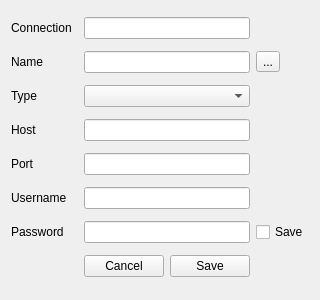
First picture: the form in DbConnectionForm.ui, repository mosling/SQLReport, before the edit.
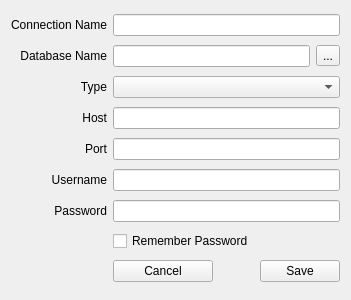
Second picture: the form after the edit.

Commit message: add static utility class, bugfix db connection handling

Diff of the .ui file:
```diff
--- a/DbConnectionForm.ui
+++ b/DbConnectionForm.ui
@@ -14,61 +14,134 @@
    <string>Form</string>
   </property>
   <layout class="QGridLayout" name="gridLayout">
-   <item row="2" column="1" colspan="2">
-    <widget class="QComboBox" name="cbDbType"/>
-   </item>
-   <item row="2" column="0">
-    <widget class="QLabel" name="label">
-     <property name="text">
-      <string>Type</string>
-     </property>
-    </widget>
-   </item>
    <item row="7" column="1">
+    <widget class="QCheckBox" name="checkBoxPasswordSave">
+     <property name="text">
+      <string>Remember Password</string>
+     </property>
+    </widget>
+   </item>
+   <item row="6" column="1" colspan="3">
+    <widget class="QLineEdit" name="lineEditPassword">
+     <property name="echoMode">
+      <enum>QLineEdit::PasswordEchoOnEdit</enum>
+     </property>
+    </widget>
+   </item>
+   <item row="8" column="1">
     <widget class="QPushButton" name="pushButtonCancel">
+     <property name="sizePolicy">
+      <sizepolicy hsizetype="Fixed" vsizetype="Fixed">
+       <horstretch>0</horstretch>
+       <verstretch>0</verstretch>
+      </sizepolicy>
+     </property>
+     <property name="maximumSize">
+      <size>
+       <width>100</width>
+       <height>16777215</height>
+      </size>
+     </property>
      <property name="text">
       <string>Cancel</string>
      </property>
     </widget>
    </item>
-   <item row="1" column="1" colspan="2">
-    <widget class="QLineEdit" name="lineEditDbName"/>
-   </item>
-   <item row="6" column="0">
-    <widget class="QLabel" name="labelPassword">
-     <property name="text">
-      <string>Password</string>
+   <item row="8" column="2" colspan="2">
+    <widget class="QPushButton" name="pushButtonExit">
+     <property name="sizePolicy">
+      <sizepolicy hsizetype="Fixed" vsizetype="Fixed">
+       <horstretch>0</horstretch>
+       <verstretch>0</verstretch>
+      </sizepolicy>
      </property>
-    </widget>
-   </item>
-   <item row="0" column="1" colspan="2">
-    <widget class="QLineEdit" name="lineEditName"/>
-   </item>
-   <item row="6" column="3">
-    <widget class="QCheckBox" name="checkBoxPasswordSave">
+     <property name="maximumSize">
+      <size>
+       <width>100</width>
+       <height>16777215</height>
+      </size>
+     </property>
      <property name="text">
       <string>Save</string>
      </property>
     </widget>
    </item>
+   <item row="4" column="1" colspan="3">
+    <widget class="QLineEdit" name="lineEditPort"/>
+   </item>
    <item row="4" column="0">
     <widget class="QLabel" name="labelPort">
      <property name="text">
       <string>Port</string>
      </property>
+     <property name="alignment">
+      <set>Qt::AlignRight|Qt::AlignTrailing|Qt::AlignVCenter</set>
+     </property>
     </widget>
    </item>
+   <item row="5" column="1" colspan="3">
+    <widget class="QLineEdit" name="lineEditUser"/>
+   </item>
+   <item row="6" column="0">
+    <widget class="QLabel" name="labelPassword">
+     <property name="text">
+      <string>Password</string>
+     </property>
+     <property name="alignment">
+      <set>Qt::AlignRight|Qt::AlignTrailing|Qt::AlignVCenter</set>
+     </property>
+    </widget>
+   </item>
+   <item row="0" column="0">
+    <widget class="QLabel" name="labelName">
+     <property name="text">
+      <string>Connection Name</string>
+     </property>
+     <property name="alignment">
+      <set>Qt::AlignRight|Qt::AlignTrailing|Qt::AlignVCenter</set>
+     </property>
+    </widget>
+   </item>
+   <item row="1" column="3">
+    <widget class="QToolButton" name="toolButtonName">
+     <property name="text">
+      <string>...</string>
+     </property>
+    </widget>
+   </item>
+   <item row="1" column="1" colspan="2">
+    <widget class="QLineEdit" name="lineEditDbName"/>
+   </item>
    <item row="5" column="0">
     <widget class="QLabel" name="labelUser">
      <property name="text">
       <string>Username</string>
      </property>
+     <property name="alignment">
+      <set>Qt::AlignRight|Qt::AlignTrailing|Qt::AlignVCenter</set>
+     </property>
     </widget>
    </item>
-   <item row="7" column="2">
-    <widget class="QPushButton" name="pushButtonExit">
+   <item row="1" column="0">
+    <widget class="QLabel" name="labelDbName">
      <property name="text">
-      <string>Save</string>
+      <string>Database Name</string>
+     </property>
+     <property name="alignment">
+      <set>Qt::AlignRight|Qt::AlignTrailing|Qt::AlignVCenter</set>
+     </property>
+    </widget>
+   </item>
+   <item row="0" column="1" colspan="3">
+    <widget class="QLineEdit" name="lineEditName"/>
+   </item>
+   <item row="2" column="0">
+    <widget class="QLabel" name="label">
+     <property name="text">
+      <string>Type</string>
+     </property>
+     <property name="alignment">
+      <set>Qt::AlignRight|Qt::AlignTrailing|Qt::AlignVCenter</set>
      </property>
     </widget>
    </item>
@@ -77,43 +150,15 @@
      <property name="text">
       <string>Host</string>
      </property>
-    </widget>
-   </item>
-   <item row="1" column="3">
-    <widget class="QToolButton" name="toolButtonName">
-     <property name="text">
-      <string>...</string>
+     <property name="alignment">
+      <set>Qt::AlignRight|Qt::AlignTrailing|Qt::AlignVCenter</set>
      </property>
     </widget>
    </item>
-   <item row="6" column="1" colspan="2">
-    <widget class="QLineEdit" name="lineEditPassword">
-     <property name="echoMode">
-      <enum>QLineEdit::PasswordEchoOnEdit</enum>
-     </property>
-    </widget>
+   <item row="2" column="1" colspan="3">
+    <widget class="QComboBox" name="cbDbType"/>
    </item>
-   <item row="0" column="0">
-    <widget class="QLabel" name="labelName">
-     <property name="text">
-      <string>Connection</string>
-     </property>
-    </widget>
-   </item>
-   <item row="5" column="1" colspan="2">
-    <widget class="QLineEdit" name="lineEditUser"/>
-   </item>
-   <item row="4" column="1" colspan="2">
-    <widget class="QLineEdit" name="lineEditPort"/>
-   </item>
-   <item row="1" column="0">
-    <widget class="QLabel" name="labelDbName">
-     <property name="text">
-      <string>Name</string>
-     </property>
-    </widget>
-   </item>
-   <item row="3" column="1" colspan="2">
+   <item row="3" column="1" colspan="3">
     <widget class="QLineEdit" name="lineEditHost"/>
    </item>
   </layout>
```
Left out of the diff: 2 changed lines with no effect on the pictures. The commit also changes 9 other files.
